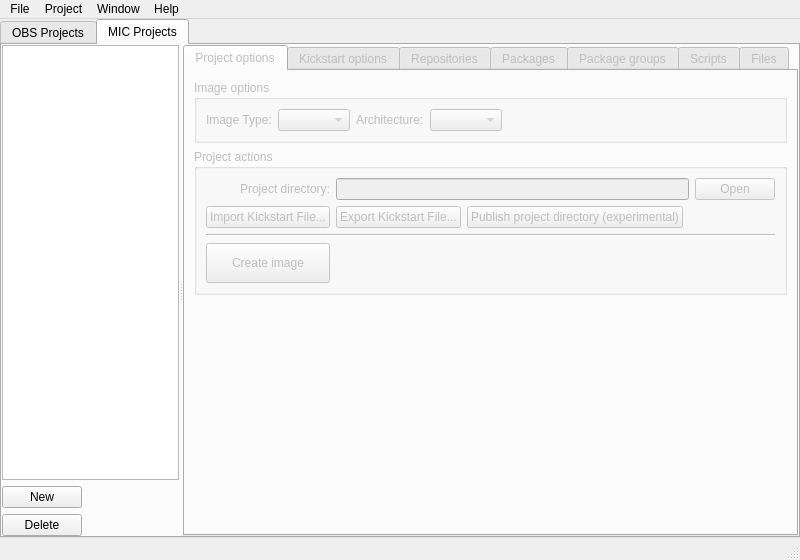
ronan22/obs-light, file src/ObsLightGui/ui/obsLightMain.ui: the form before one commit.
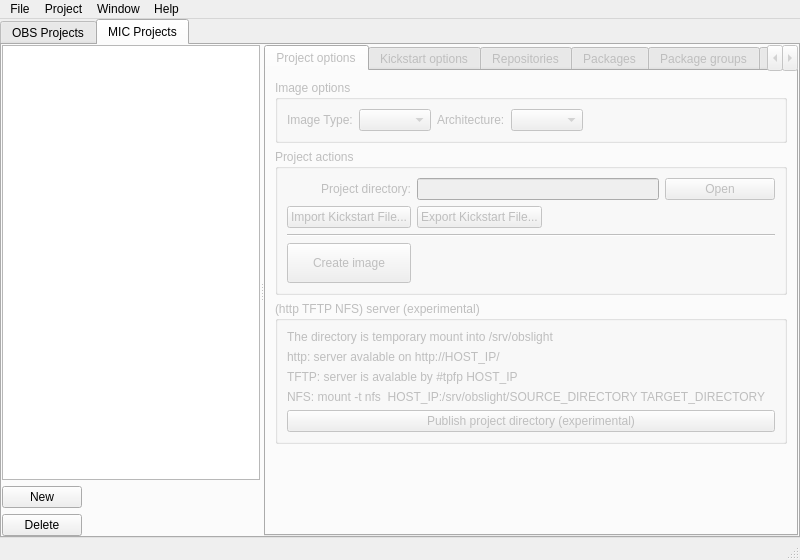
The form after the commit. The open tabs and pages were chosen to show the change. Icons and pictures are not drawn.

Commit message: - Changed obsLightMain.ui (added experimental section)

The edit to the form file:
```diff
--- a/src/ObsLightGui/ui/obsLightMain.ui
+++ b/src/ObsLightGui/ui/obsLightMain.ui
@@ -1241,7 +1241,7 @@
              <string>Project options</string>
             </attribute>
             <layout class="QGridLayout" name="gridLayout_4">
-             <item row="0" column="0">
+             <item row="0" column="1">
               <widget class="QGroupBox" name="groupBox">
                <property name="title">
                 <string>Image options</string>
@@ -1283,13 +1283,13 @@
                </layout>
               </widget>
              </item>
-             <item row="1" column="0">
+             <item row="1" column="1">
               <widget class="QGroupBox" name="groupBox_2">
                <property name="title">
                 <string>Project actions</string>
                </property>
                <layout class="QGridLayout" name="gridLayout_15">
-                <item row="9" column="0" colspan="5">
+                <item row="9" column="0" colspan="4">
                  <widget class="Line" name="line_3">
                   <property name="orientation">
                    <enum>Qt::Horizontal</enum>
@@ -1313,7 +1313,7 @@
                   </property>
                  </widget>
                 </item>
-                <item row="5" column="3" colspan="2">
+                <item row="5" column="2" colspan="2">
                  <spacer name="horizontalSpacer_6">
                   <property name="orientation">
                    <enum>Qt::Horizontal</enum>
@@ -1326,7 +1326,7 @@
                   </property>
                  </spacer>
                 </item>
-                <item row="3" column="1" colspan="3">
+                <item row="3" column="1" colspan="2">
                  <widget class="QLineEdit" name="micProjectPathLineEdit">
                   <property name="toolTip">
                    <string>Current kickstart path</string>
@@ -1365,27 +1365,17 @@
                   </property>
                  </widget>
                 </item>
-                <item row="3" column="4">
+                <item row="3" column="3">
                  <widget class="QPushButton" name="openMicProjectDirectoryButton">
                   <property name="text">
                    <string>Open</string>
                   </property>
                  </widget>
                 </item>
-                <item row="5" column="2">
-                 <widget class="QPushButton" name="publishMicProjectButton">
-                  <property name="toolTip">
-                   <string>Make project directory (or any subdirectory) accessible with NFS, TFTP and HTTP</string>
-                  </property>
-                  <property name="text">
-                   <string>Publish project directory (experimental)</string>
-                  </property>
-                 </widget>
-                </item>
                </layout>
               </widget>
              </item>
-             <item row="2" column="0">
+             <item row="3" column="1">
               <spacer name="verticalSpacer_2">
                <property name="orientation">
                 <enum>Qt::Vertical</enum>
@@ -1398,6 +1388,53 @@
                </property>
               </spacer>
              </item>
+             <item row="2" column="1">
+              <widget class="QGroupBox" name="groupBox_3">
+               <property name="title">
+                <string>(http TFTP NFS) server (experimental)</string>
+               </property>
+               <layout class="QGridLayout" name="gridLayout_21">
+                <item row="4" column="0">
+                 <widget class="QPushButton" name="publishMicProjectButton">
+                  <property name="toolTip">
+                   <string>Make project directory (or any subdirectory) accessible with NFS, TFTP and HTTP</string>
+                  </property>
+                  <property name="text">
+                   <string>Publish project directory (experimental)</string>
+                  </property>
+                 </widget>
+                </item>
+                <item row="0" column="0">
+                 <widget class="QLabel" name="label_7">
+                  <property name="text">
+                   <string>The directory is temporary mount into /srv/obslight</string>
+                  </property>
+                 </widget>
+                </item>
+                <item row="1" column="0">
+                 <widget class="QLabel" name="label_8">
+                  <property name="text">
+                   <string>http: server avalable on http://HOST_IP/</string>
+                  </property>
+                 </widget>
+                </item>
+                <item row="2" column="0">
+                 <widget class="QLabel" name="label_9">
+                  <property name="text">
+                   <string>TFTP: server is avalable by #tpfp HOST_IP</string>
+                  </property>
+                 </widget>
+                </item>
+                <item row="3" column="0">
+                 <widget class="QLabel" name="label_10">
+                  <property name="text">
+                   <string>NFS: mount -t nfs  HOST_IP:/srv/obslight/SOURCE_DIRECTORY TARGET_DIRECTORY</string>
+                  </property>
+                 </widget>
+                </item>
+               </layout>
+              </widget>
+             </item>
             </layout>
            </widget>
            <widget class="QWidget" name="kickstartOptionsTab">
```
The commit also changes 5 other files.
